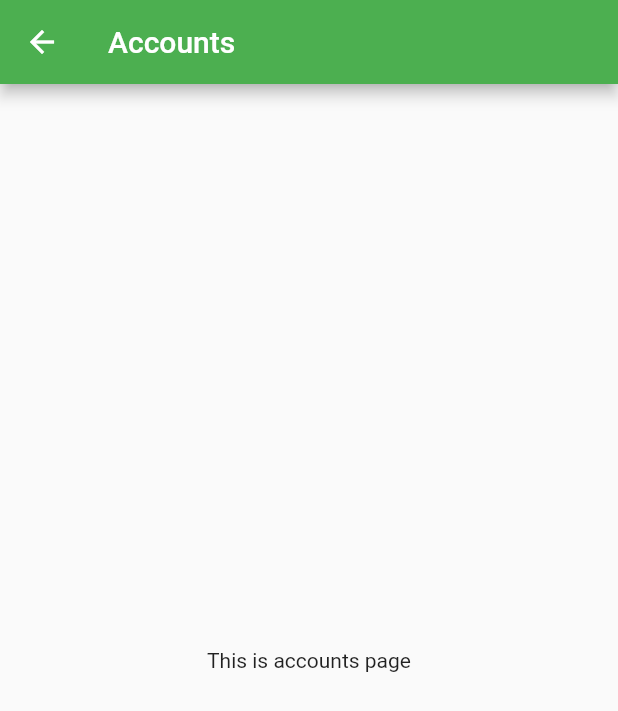
After one commit to code2fly/expenditure_tracking_app, a Flutter app: the AccountsPage screen opened by its route, on a phone screen of 412 x 824 dp. The commit adds this screen. Shown: the top 711 px of the screen. Run offline on Flutter 3.47's test engine with Material 2 defaults, Android fonts, the phone set to English and light mode, and no system bars.

Commit message:
added drawer for navigation and routes support

```diff
--- a/lib/application.dart
+++ b/lib/application.dart
@@ -1,5 +1,5 @@
-import 'package:expenditure_tracking_app/pages/home/home_page.dart';
 import 'package:flutter/material.dart';
+import 'package:expenditure_tracking_app/routes.dart';
 
 class Application extends StatelessWidget {
   const Application({Key key}) : super(key: key);
@@ -11,7 +11,9 @@ class Application extends StatelessWidget {
       theme: ThemeData(
         primarySwatch: Colors.green,
       ),
-      home: HomePage(),
+      // home: HomePage(),
+      initialRoute: '/',
+      routes: routes,
     );
   }
 }
--- /dev/null
+++ b/lib/pages/accounts/accounts_page.dart
@@ -0,0 +1,17 @@
+import 'package:flutter/material.dart';
+
+class AccountsPage extends StatelessWidget {
+  const AccountsPage({Key key}) : super(key: key);
+
+  @override
+  Widget build(BuildContext context) {
+    return Scaffold(
+      appBar: AppBar(
+        title: const Text('Accounts'),
+      ),
+      body: Center(
+        child: const Text('This is accounts page'),
+      ),
+    );
+  }
+}
--- /dev/null
+++ b/lib/pages/index.dart
@@ -0,0 +1,10 @@
+library pages;
+
+export './accounts/accounts_page.dart';
+export './accounts/account_page.dart';
+export './home/home_page.dart';
+export './icons/icons_page.dart';
+export './items/items_page.dart';
+export './items/item_page.dart';
+export './types/types_page.dart';
+export './types/type_page.dart';
--- /dev/null
+++ b/lib/routes.dart
@@ -0,0 +1,9 @@
+import 'package:expenditure_tracking_app/pages/index.dart';
+import 'package:flutter/material.dart';
+
+final routes = {
+  '/': (BuildContext context) => HomePage(),
+  '/accounts': (BuildContext context) => AccountsPage(),
+  '/items': (BuildContext context) => ItemsPage(),
+  '/types': (BuildContext context) => TypesPage(),
+};
```
Also changed, not shown: lib/pages/accounts/account_page.dart (added, +18 -0 lines), lib/pages/home/home_page.dart (+6 -4 lines), lib/pages/home/widgets/menu.dart (added, +42 -0 lines), lib/pages/icons/icons_page.dart (added, +17 -0 lines), lib/pages/items/item_page.dart (added, +17 -0 lines), lib/pages/items/items_page.dart (added, +17 -0 lines), lib/pages/types/type_page.dart (added, +17 -0 lines), lib/pages/types/types_page.dart (added, +17 -0 lines), 1 other file.
